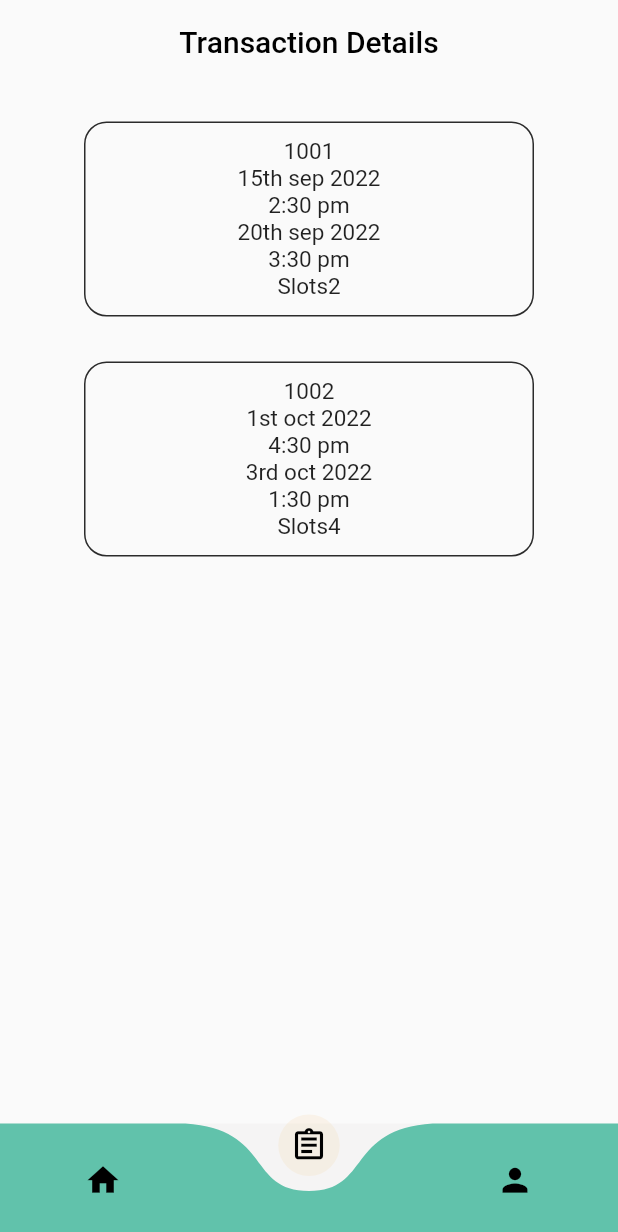
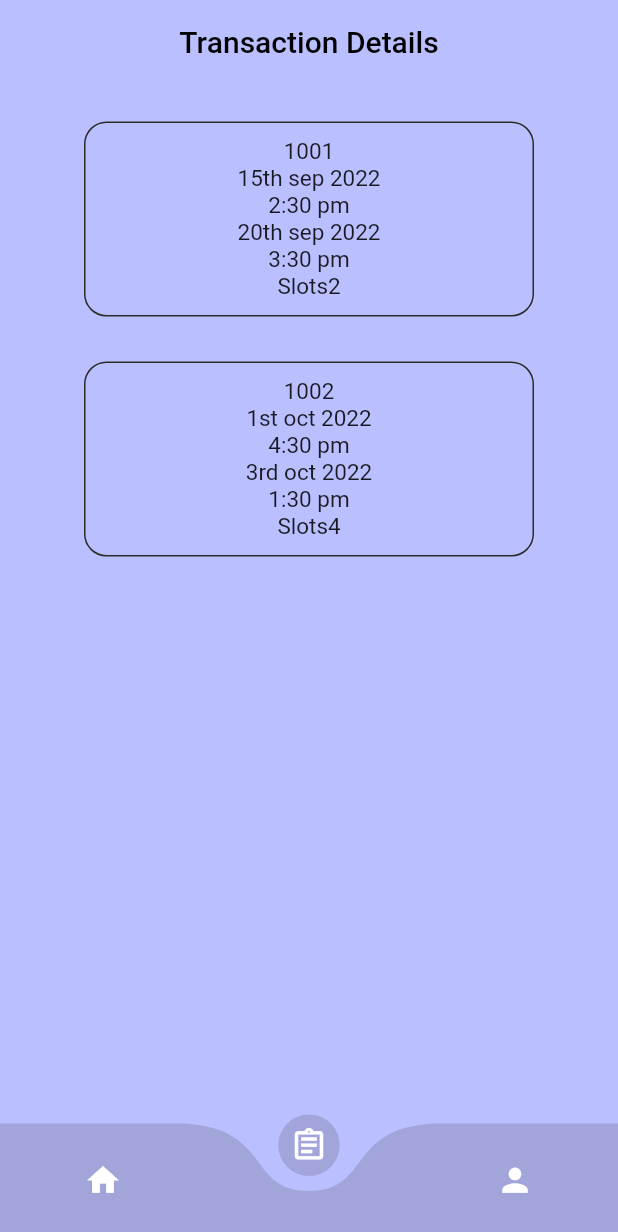
Before and after one commit to Project-Solana/solana_flutter_frontend, a Flutter app: the screen it shows after launch, item 2 of the bottom bar chosen, on a phone screen of 412 x 824 dp. Shown: the top 1232 px of the screen. Run offline on Flutter 3.47's test engine with Material 2 defaults, Android fonts, the phone set to English and light mode, and no system bars; drawn by our look-alikes of curved_navigation_bar; our stand-ins replace fluttertoast, geocoding, geolocator, glassmorphism, google_fonts, latlong; Roboto replaces fonts that are missing (Ubuntu).

```diff
--- a/lib/main.dart
+++ b/lib/main.dart
@@ -11,8 +11,9 @@ class MyApp extends StatelessWidget {
   @override
   Widget build(BuildContext context) {
     return MaterialApp(
+      debugShowCheckedModeBanner: false,
       home: HomePage(),
-      debugShowCheckedModeBanner: false, //AuthScreen(),
+      //AuthScreen(),
       routes: {
         HomePage.routeName: (context) => HomePage(),
         SettingsScreen.routeName: (ctx) => SettingsScreen(),
--- a/lib/screens/homepage/home_page.dart
+++ b/lib/screens/homepage/home_page.dart
@@ -1,10 +1,12 @@
 import 'package:google_fonts/google_fonts.dart';
 import 'package:geolocator/geolocator.dart';
+import 'package:latlong/latlong.dart';
 import 'dart:ui';
 import 'package:flutter/material.dart';
 import '../Transaction%20Details/transaction_details_screen.dart';
 import '../my_profile/profile_page.dart';
 import './home_page_body.dart';
+import 'package:flutter/material.dart';
 import 'package:curved_navigation_bar/curved_navigation_bar.dart';
 import '../bottom_sheet.dart';
 
@@ -27,22 +29,21 @@ class _HomePageState extends State<HomePage> {
 
   Widget build(BuildContext context) {
     return MaterialApp(
-      // home: Container(
-      //   width: double.infinity,
-      //   height: double.infinity,
-      //   decoration: BoxDecoration(color: Color.fromARGB(197, 244, 242, 242)),
+      home: Container(
+        width: double.infinity,
+        height: double.infinity,
+        decoration: BoxDecoration(color: Color.fromARGB(255, 186, 191, 255)),
         // decoration: BoxDecoration(
         //   image: DecorationImage(
         //     fit: BoxFit.fill,
         //     image: AssetImage("assets/background 1.jpg"),
         //   ),
         // ),
-      home: Scaffold(
-        //extendBodyBehindAppBar: true,
-
+        child: Scaffold(
+          backgroundColor: Colors.transparent,
           // appBar: PreferredSize(
           //   child: AppBar(
-        //     backgroundColor: Color.fromARGB(197, 244, 242, 242),
+          //     backgroundColor: Color.fromARGB(20, 52, 58, 64),
           //     title: Text(
           //       'Rumaal',
           //       style: GoogleFonts.caveat(
@@ -63,6 +64,7 @@ class _HomePageState extends State<HomePage> {
           //       ),
           //     ),
           //     centerTitle: true,
+          //     leading: Icon(Icons.chevron_left),
           //     actions: [
           //       IconButton(
           //         icon: Icon(Icons.location_pin),
@@ -83,31 +85,29 @@ class _HomePageState extends State<HomePage> {
           //   ),
           // ),
 
-
-
           //Curved Navigation Bar
           extendBody: true,
           bottomNavigationBar: CurvedNavigationBar(
-          backgroundColor: Color.fromARGB(197, 244, 242, 242),
-          buttonBackgroundColor: Color.fromARGB(47, 242, 209, 157),
-          color: Color.fromARGB(157, 4, 162, 125),
+            backgroundColor: Colors.transparent,
+            buttonBackgroundColor: Color.fromARGB(47, 52, 52, 52),
+            color: Color.fromARGB(47, 52, 52, 52),
             key: _bottomNavigationKey,
-          animationDuration: Duration(milliseconds: 300),
+            animationDuration: Duration(seconds: 1),
             items: <Widget>[
               Icon(
                 Icons.home,
                 size: 25,
-              color: Colors.black,
+                color: Colors.white,
               ),
               Icon(
                 Icons.assignment_outlined,
                 size: 25,
-              color: Colors.black,
+                color: Colors.white,
               ),
               Icon(
                 Icons.person,
                 size: 25,
-              color: Colors.black,
+                color: Colors.white,
               ),
             ],
             onTap: (index) {
@@ -120,34 +120,35 @@ class _HomePageState extends State<HomePage> {
           //Navigating to different screens through curved navigation barS
           body: screens[_page],
         ),
+      ),
     );
   }
 }
 
-void openBottomSheet(BuildContext ctx) {
-  showModalBottomSheet(
-    isScrollControlled: true,
-    shape: const RoundedRectangleBorder(
-      borderRadius: BorderRadius.vertical(top: Radius.circular(20)),
-    ),
-    context: ctx,
-    builder: (ctx) {
-      return const MyBottomSheet();
-    },
-  );
-}
+// void openBottomSheet(BuildContext ctx) {
+//   showModalBottomSheet(
+//     isScrollControlled: true,
+//     shape: const RoundedRectangleBorder(
+//       borderRadius: BorderRadius.vertical(top: Radius.circular(20)),
+//     ),
+//     context: ctx,
+//     builder: (ctx) {
+//       return const MyBottomSheet();
+//     },
+//   );
+// }
 
-void getCurrentPosition() async {
-  //Permission
-  LocationPermission permission = await Geolocator.checkPermission();
-  if (permission == LocationPermission.denied ||
-      permission == LocationPermission.deniedForever) {
-    print("Permission Not Given");
-    LocationPermission asked = await Geolocator.requestPermission();
-  } else {
-    Position currentPosition = await Geolocator.getCurrentPosition(
-        desiredAccuracy: LocationAccuracy.high);
-    print("Lattitutde: " + currentPosition.latitude.toString());
-    print("Longitude: " + currentPosition.longitude.toString());
-  }
-}
+// void getCurrentPosition() async {
+//   //Permission
+//   LocationPermission permission = await Geolocator.checkPermission();
+//   if (permission == LocationPermission.denied ||
+//       permission == LocationPermission.deniedForever) {
+//     print("Permission Not Given");
+//     LocationPermission asked = await Geolocator.requestPermission();
+//   } else {
+//     Position currentPosition = await Geolocator.getCurrentPosition(
+//         desiredAccuracy: LocationAccuracy.high);
+//     print("Lattitutde: " + currentPosition.latitude.toString());
+//     print("Longitude: " + currentPosition.longitude.toString());
+//   }
+// }
--- a/lib/screens/homepage/provider_and_slot.dart
+++ b/lib/screens/homepage/provider_and_slot.dart
@@ -171,7 +171,9 @@ class _ProviderAndSlotState extends State<ProviderAndSlot> {
                     ),
                     child: Column(
                       children: [
-                        Text('\nName of Selected Provider'),
+                        Text(
+                          '\nName of Selected Provider',
+                        ),
                         const SizedBox(
                           height: 10,
                         ),
--- a/pubspec.yaml
+++ b/pubspec.yaml
@@ -47,6 +47,11 @@ dependencies:
   google_maps_flutter: ^2.2.0
   geolocator: ^9.0.1
   latlong: ^0.6.1
+  flutter_map: ^3.0.0
+  glassmorphism: ^3.0.0
+  geocoder: ^0.2.1
+  geocoding: ^2.0.5
+  fluttertoast: ^8.0.9
 
 dev_dependencies:
   flutter_test:
```
Also changed, not shown: lib/screens/homepage/home_page_body.dart (+189 -82 lines), pubspec.lock. Lines whose indentation alone changed are shown as unchanged.
